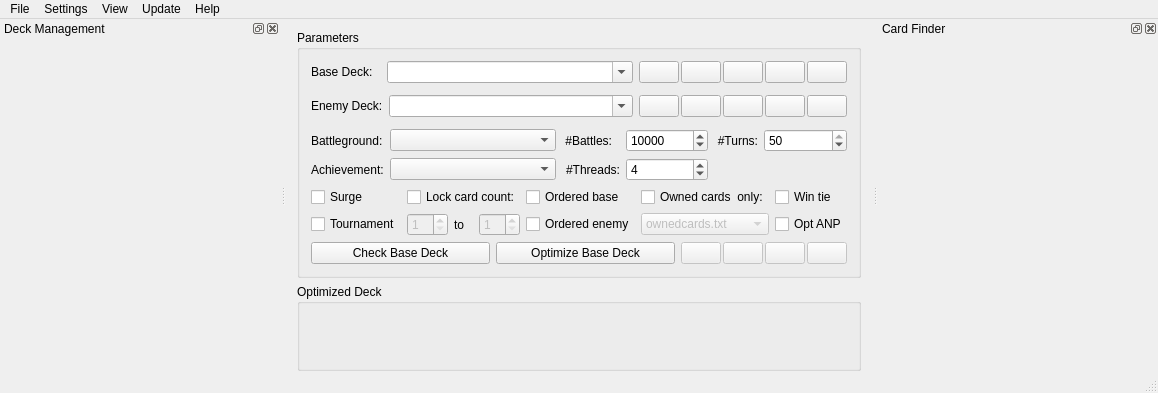
This is MainWindow.ui in WarrantyVoid/tyrant-optimize-gui as Qt 5 draws it before an edit. The edited form follows.
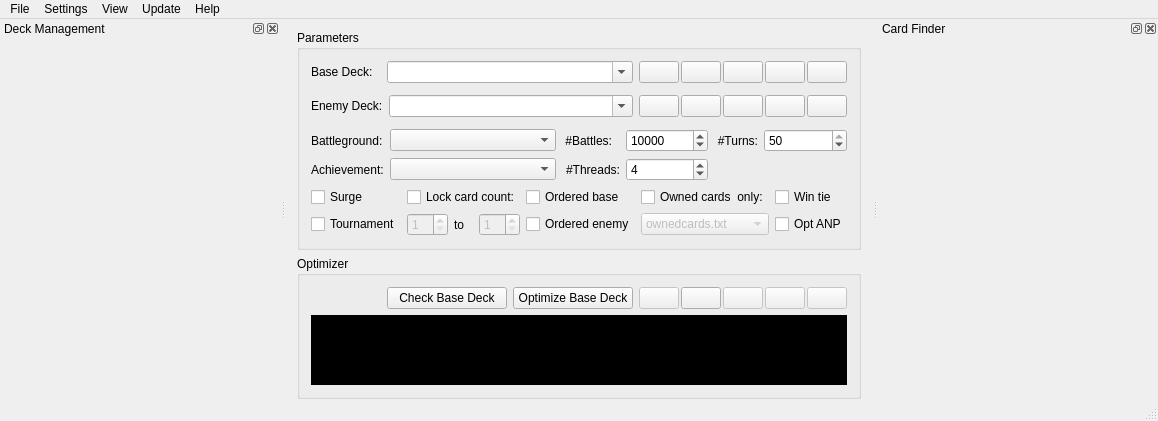
This is the edited form. The open tabs and pages were chosen to show the change. Icons and pictures are not drawn. Custom widgets are drawn as their Qt base class.

The edit to the form file:
```diff
--- a/MainWindow.ui
+++ b/MainWindow.ui
@@ -7,7 +7,7 @@
     <x>0</x>
     <y>0</y>
     <width>1086</width>
-    <height>393</height>
+    <height>416</height>
    </rect>
   </property>
   <property name="windowTitle">
@@ -703,16 +703,41 @@
          </item>
         </layout>
        </item>
+      </layout>
+     </widget>
+    </item>
+    <item>
+     <widget class="QGroupBox" name="resultDeckBox">
+      <property name="sizePolicy">
+       <sizepolicy hsizetype="Preferred" vsizetype="Preferred">
+        <horstretch>0</horstretch>
+        <verstretch>0</verstretch>
+       </sizepolicy>
+      </property>
+      <property name="title">
+       <string>Optimizer</string>
+      </property>
+      <layout class="QVBoxLayout" name="verticalLayout_2">
        <item>
         <layout class="QHBoxLayout" name="processLayout">
+         <item>
+          <widget class="CStatusWidget" name="optimizerStatusWidget" native="true">
+           <property name="sizePolicy">
+            <sizepolicy hsizetype="Fixed" vsizetype="Preferred">
+             <horstretch>0</horstretch>
+             <verstretch>0</verstretch>
+            </sizepolicy>
+           </property>
+           <property name="minimumSize">
+            <size>
+             <width>70</width>
+             <height>0</height>
+            </size>
+           </property>
+          </widget>
+         </item>
          <item>
           <widget class="QPushButton" name="checkBaseButton">
-           <property name="sizePolicy">
-            <sizepolicy hsizetype="MinimumExpanding" vsizetype="Fixed">
-             <horstretch>0</horstretch>
-             <verstretch>0</verstretch>
-            </sizepolicy>
-           </property>
            <property name="toolTip">
             <string/>
            </property>
@@ -723,12 +748,6 @@
          </item>
          <item>
           <widget class="QPushButton" name="optimizeBaseButton">
-           <property name="sizePolicy">
-            <sizepolicy hsizetype="MinimumExpanding" vsizetype="Fixed">
-             <horstretch>0</horstretch>
-             <verstretch>0</verstretch>
-            </sizepolicy>
-           </property>
            <property name="text">
             <string>Optimize Base Deck</string>
            </property>
@@ -765,6 +784,26 @@
              </property>
             </widget>
            </item>
+           <item>
+            <widget class="QPushButton" name="displayOptimizedButton">
+             <property name="sizePolicy">
+              <sizepolicy hsizetype="Fixed" vsizetype="Fixed">
+               <horstretch>0</horstretch>
+               <verstretch>0</verstretch>
+              </sizepolicy>
+             </property>
+             <property name="toolTip">
+              <string>Display optimizer console</string>
+             </property>
+             <property name="text">
+              <string/>
+             </property>
+             <property name="icon">
+              <iconset resource="main.qrc">
+               <normaloff>:/img/view-console.png</normaloff>:/img/view-console.png</iconset>
+             </property>
+            </widget>
+           </item>
            <item>
             <widget class="QPushButton" name="hashOptimizedButton">
              <property name="enabled">
@@ -838,23 +877,52 @@
          </item>
         </layout>
        </item>
-      </layout>
-     </widget>
-    </item>
-    <item>
-     <widget class="QGroupBox" name="resultDeckBox">
-      <property name="sizePolicy">
-       <sizepolicy hsizetype="Preferred" vsizetype="Preferred">
-        <horstretch>0</horstretch>
-        <verstretch>0</verstretch>
-       </sizepolicy>
-      </property>
-      <property name="title">
-       <string>Optimized Deck</string>
-      </property>
-      <layout class="QVBoxLayout" name="verticalLayout_2">
        <item>
-        <widget class="CDeckWidget" name="resultDeckWidget" native="true"/>
+        <widget class="QStackedWidget" name="resultStackedWidget">
+         <property name="currentIndex">
+          <number>0</number>
+         </property>
+         <widget class="QWidget" name="page">
+          <layout class="QVBoxLayout" name="verticalLayout_5">
+           <property name="margin">
+            <number>0</number>
+           </property>
+           <item>
+            <widget class="CDeckWidget" name="resultDeckWidget" native="true"/>
+           </item>
+          </layout>
+         </widget>
+         <widget class="QWidget" name="page_2">
+          <layout class="QVBoxLayout" name="verticalLayout_3">
+           <property name="margin">
+            <number>0</number>
+           </property>
+           <item>
+            <widget class="QPlainTextEdit" name="resultConsoleEdit">
+             <property name="styleSheet">
+              <string notr="true">QPlainTextEdit
+{
+	background-color: rgb(0, 0, 0);
+	color: rgb(200, 200, 200);
+	font: 75 6pt &quot;System&quot;;
+	selection-color: rgb(0, 0, 0);
+	selection-background-color: rgb(200, 200, 200);
+}</string>
+             </property>
+             <property name="lineWrapMode">
+              <enum>QPlainTextEdit::NoWrap</enum>
+             </property>
+             <property name="readOnly">
+              <bool>true</bool>
+             </property>
+             <property name="plainText">
+              <string/>
+             </property>
+            </widget>
+           </item>
+          </layout>
+         </widget>
+        </widget>
        </item>
       </layout>
      </widget>
@@ -1070,6 +1138,12 @@
    <header>CDeckManagementWidget.h</header>
    <container>1</container>
   </customwidget>
+  <customwidget>
+   <class>CStatusWidget</class>
+   <extends>QWidget</extends>
+   <header>CStatusWidget.h</header>
+   <container>1</container>
+  </customwidget>
  </customwidgets>
  <resources>
   <include location="main.qrc"/>
```
Left out of the diff: 52 changed lines with no effect on the pictures.
